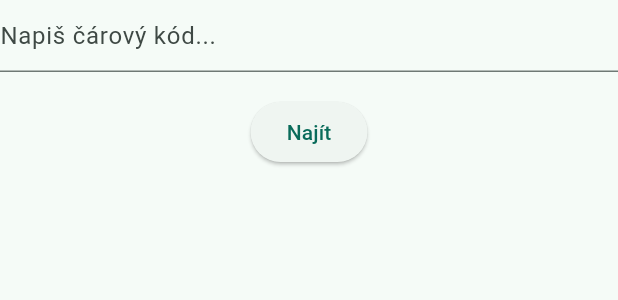
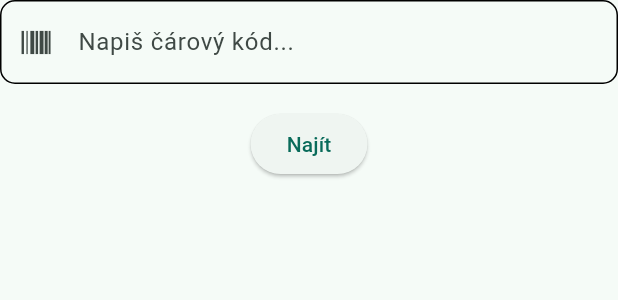
Before and after one commit to gitStanda/babis, a Flutter app: the ManualTypeWidget widget shown alone on an empty page, opened directly, on a phone screen of 412 x 824 dp. Shown: the top 300 px of the screen. Run offline on Flutter 3.47's test engine with Material 2 defaults, Android fonts, the phone set to English and light mode, and no system bars; our stand-ins replace babstrap_settings_screen, dio, fluttertoast, internet_connection_checker, shared_preferences; missing offline and left inert: mobile_scanner; accounts and stored records are empty; network calls fail.

Commit message:
added download progress (with really bad state management), made manual type widget prettied

```diff
--- a/lib/core/notifiers.dart
+++ b/lib/core/notifiers.dart
@@ -5,3 +5,5 @@ ValueNotifier<bool> isDarkModeNotifier = ValueNotifier(false);
 ValueNotifier<String> scanResult = ValueNotifier('');
 
 ValueNotifier<String> selectedOption = ValueNotifier('');
+
+ValueNotifier<double> downloadProgress = ValueNotifier(0.0);
--- a/lib/core/widgets/manual_type_widget.dart
+++ b/lib/core/widgets/manual_type_widget.dart
@@ -1,3 +1,4 @@
+import 'package:flutter/cupertino.dart';
 import 'package:flutter/material.dart';
 import 'package:flutter/services.dart';
 
@@ -21,8 +22,17 @@ class ManualTypeWidget extends StatelessWidget {
           keyboardType: TextInputType.number,
           inputFormatters: [FilteringTextInputFormatter.digitsOnly, LengthLimitingTextInputFormatter(20)],
           controller: _textEditingController,
-          decoration: const InputDecoration(
+          decoration: InputDecoration(
             hintText: 'Napiš čárový kód...',
+            prefixIcon: const Icon(CupertinoIcons.barcode),
+            enabledBorder: OutlineInputBorder(
+              borderSide: const BorderSide(),
+              borderRadius: BorderRadius.circular(10),
+            ),
+            focusedBorder: OutlineInputBorder(
+              borderSide: BorderSide(color: Colors.white),
+              borderRadius: BorderRadius.circular(10),
+            ),
           ),
         ),
         const SizedBox(height: 16),
```
Also changed, not shown: lib/core/functions/download_data.dart (+10 -0 lines), lib/pages/data_page.dart (+28 -4 lines).
